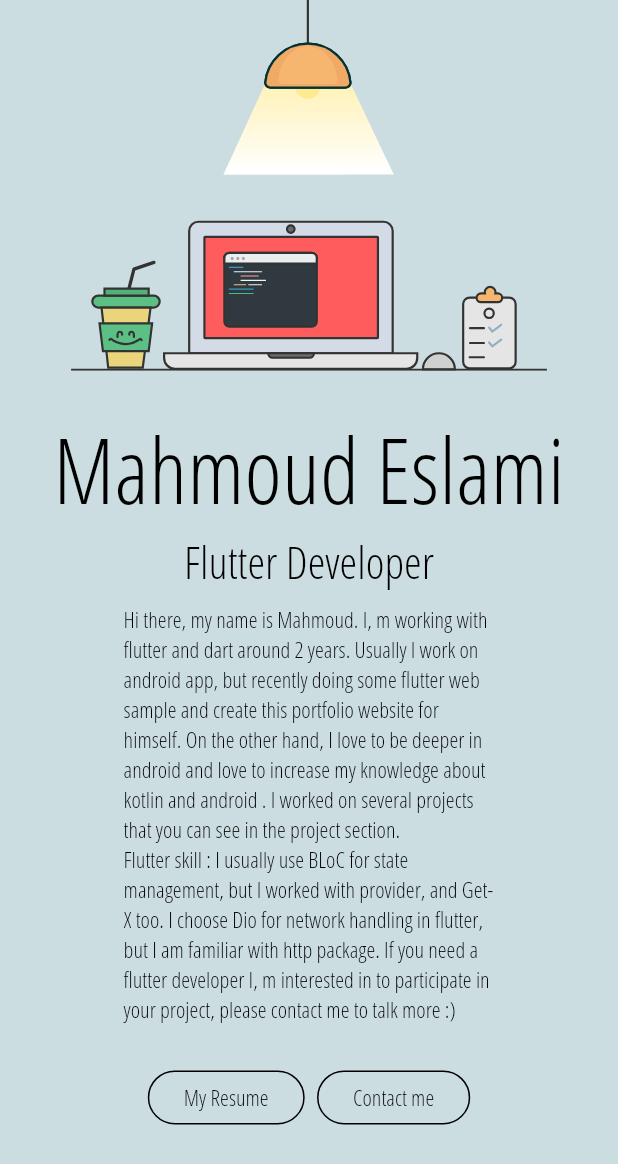
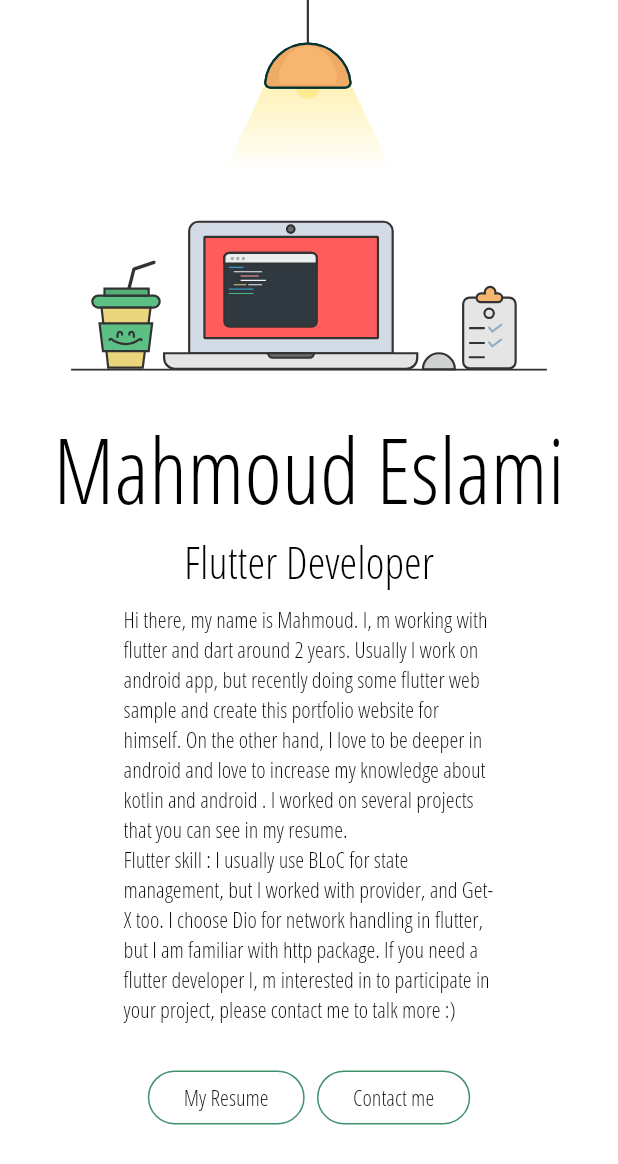
Before and after one commit to mahmoud-eslami/portfolio_flutter_web, a Flutter app: the screen it shows after launch, on a phone screen of 412 x 824 dp. Shown: the top 1164 px of the screen. Run offline on Flutter 3.47's test engine with Material 2 defaults, Android fonts, the phone set to English and light mode, and no system bars; our stand-ins replace flutter_hooks, lottie, responsive_builder.

Commit message:
submit new color for buttons

```diff
--- a/lib/main.dart
+++ b/lib/main.dart
@@ -21,7 +21,7 @@ class MyApp extends StatelessWidget {
             SizeConfig().init(constraints, orientation);
             return MaterialApp(
               debugShowCheckedModeBanner: false,
-              title: 'Mahmoud Eslami | محمود اسلامی',
+              title: 'Mahmoud Eslami',
               theme: ThemeData(
                 primarySwatch: Colors.blueGrey,
                 fontFamily: "condensed",
--- a/lib/resource/colors.dart
+++ b/lib/resource/colors.dart
@@ -5,6 +5,6 @@ class AppColors {
   // static const Color buttonColor = Color(0xff0E34A0);
   // static const Color bgColor = Color(0xffACADBC);
   static const Color textColor = Color(0xff000000);
-  static const Color buttonColor = Color(0xff0E34A0);
-  static const Color bgColor = Color(0xffCCDDE2);
+  static const Color buttonColor = Color(0xff40916c);
+  static const Color bgColor = Color(0xffffffff);
 }
--- a/lib/resource/strings.dart
+++ b/lib/resource/strings.dart
@@ -25,7 +25,7 @@ class AppString {
   static const String ketoTitle = "KetoLife";
   static const String aboutMeEmoji = "👨🏼‍💻";
   static const String introduceMySelf =
-      "Hi there, my name is Mahmoud. I, m working with flutter and dart around 2 years. Usually I work on android app, but recently doing some flutter web sample and create this portfolio website for himself. On the other hand, I love to be deeper in android and love to increase my knowledge about kotlin and android . I worked on several projects that you can see in the project section.\nFlutter skill : I usually use BLoC for state management, but I worked with provider, and Get-X too. I choose Dio for network handling in flutter, but I am familiar with http package. If you need a flutter developer I, m interested in to participate in your project, please contact me to talk more :)";
+      "Hi there, my name is Mahmoud. I, m working with flutter and dart around 2 years. Usually I work on android app, but recently doing some flutter web sample and create this portfolio website for himself. On the other hand, I love to be deeper in android and love to increase my knowledge about kotlin and android . I worked on several projects that you can see in my resume.\nFlutter skill : I usually use BLoC for state management, but I worked with provider, and Get-X too. I choose Dio for network handling in flutter, but I am familiar with http package. If you need a flutter developer I, m interested in to participate in your project, please contact me to talk more :)";
   static const String skills =
       "I’ve mostly worked professionally with Dart , Flutter but also a little bit with Java, Python and Django.";
   static const String myMainSkills = "Main Skill :";
--- a/lib/ui/refactored_screen/mobile.dart
+++ b/lib/ui/refactored_screen/mobile.dart
@@ -91,6 +91,9 @@ class MobileScreen extends HookWidget {
                               backgroundColor: MaterialStateProperty.all(
                                 Colors.transparent,
                               ),
+                              overlayColor: MaterialStateProperty.all(
+                                AppColors.buttonColor,
+                              ),
                               shape: MaterialStateProperty.all(
                                 RoundedRectangleBorder(
                                   borderRadius: BorderRadius.circular(50),
@@ -98,7 +101,7 @@ class MobileScreen extends HookWidget {
                               ),
                               side: MaterialStateProperty.all(
                                 BorderSide(
-                                  color: AppColors.textColor,
+                                  color: AppColors.buttonColor,
                                 ),
                               ),
                             ),
@@ -122,6 +125,9 @@ class MobileScreen extends HookWidget {
                               backgroundColor: MaterialStateProperty.all(
                                 Colors.transparent,
                               ),
+                              overlayColor: MaterialStateProperty.all(
+                                AppColors.buttonColor,
+                              ),
                               shape: MaterialStateProperty.all(
                                 RoundedRectangleBorder(
                                   borderRadius: BorderRadius.circular(50),
@@ -129,7 +135,7 @@ class MobileScreen extends HookWidget {
                               ),
                               side: MaterialStateProperty.all(
                                 BorderSide(
-                                  color: AppColors.textColor,
+                                  color: AppColors.buttonColor,
                                 ),
                               ),
                             ),
```
Also changed, not shown: lib/ui/refactored_screen/desktop.dart (+21 -21 lines).
